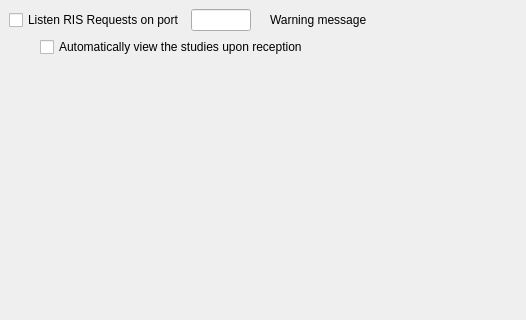
Before: the Qt Designer form starviewer/src/inputoutput/qlistenrisrequestsconfigurationscreenbase.ui in starviewer-medical/starviewer, drawn with Qt 5; both pictures show x 0 to 526 and y 0 to 320 of the 805 by 401 pixel window.
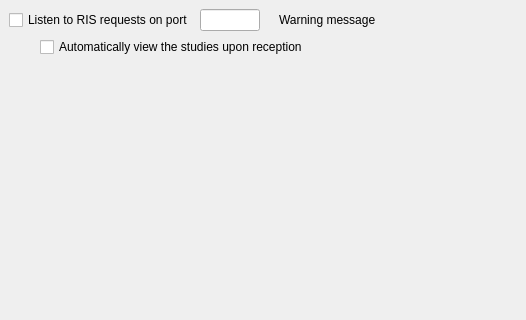
After: the same form once the commit is applied. Icons and pictures are not drawn.

```diff
--- a/starviewer/src/inputoutput/qlistenrisrequestsconfigurationscreenbase.ui
+++ b/starviewer/src/inputoutput/qlistenrisrequestsconfigurationscreenbase.ui
@@ -77,7 +77,7 @@
      <item>
       <widget class="QCheckBox" name="m_checkBoxListenRisRequests">
        <property name="text">
-        <string>Listen RIS Requests on port</string>
+        <string>Listen to RIS requests on port</string>
        </property>
       </widget>
      </item>
```
